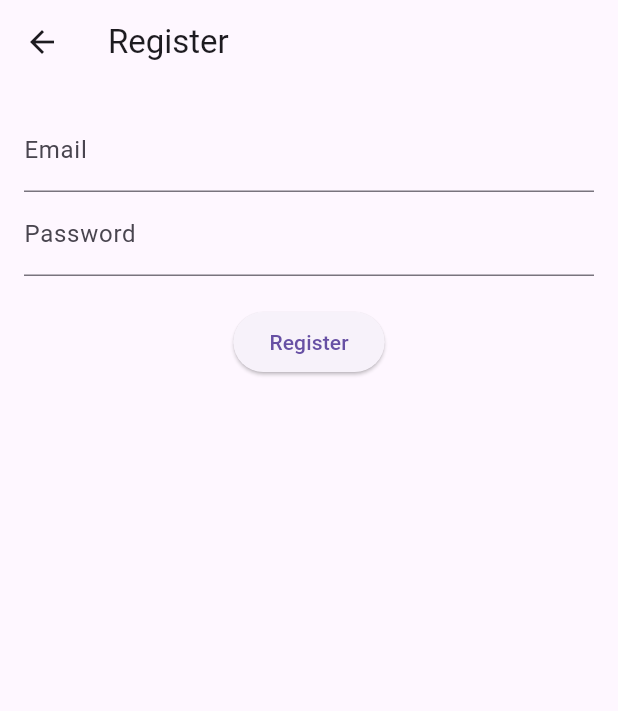
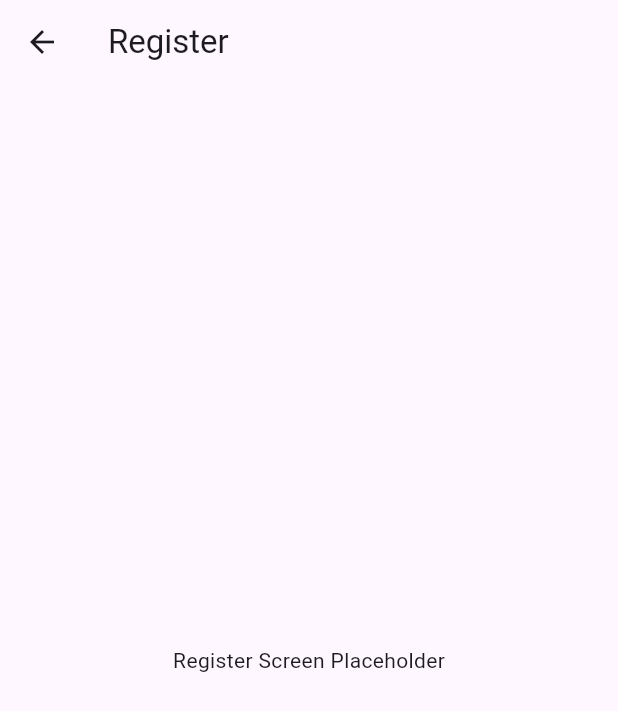
Before and after one commit to JackyZheng070102/class_activity_13, a Flutter app: the screen it shows after launch, after a tap on "Register", on a phone screen of 412 x 824 dp. Shown: the top 711 px of the screen. Run offline on Flutter 3.47's test engine with Material 3 defaults, Android fonts, the phone set to English and light mode, and no system bars; our stand-ins replace firebase_auth, firebase_core; accounts and stored records are empty.

Commit message:
Add main.dart with Firebase initialization and basic auth screens

```diff
--- a/lib/main.dart
+++ b/lib/main.dart
@@ -1,9 +1,7 @@
 import 'package:flutter/material.dart';
 import 'package:firebase_core/firebase_core.dart';
-import 'auth_service.dart';
-import 'register_screen.dart';
-import 'login_screen.dart';
-import 'firebase_options.dart';
+import 'firebase_options.dart'; // Import the generated Firebase options
+import 'auth_service.dart'; // Replace this with your actual auth screen
 
 void main() async {
   WidgetsFlutterBinding.ensureInitialized();
@@ -16,23 +14,23 @@ void main() async {
 class MyApp extends StatelessWidget {
   @override
   Widget build(BuildContext context) {
-    final AuthService authService = AuthService();
     return MaterialApp(
-      title: 'Firebase Auth Demo',
-      home: AuthScreen(authService),
+      title: 'Flutter Auth App',
+      theme: ThemeData(
+        primarySwatch: Colors.blue,
+      ),
+      home: AuthScreen(), // Initial screen for authentication
     );
   }
 }
 
 class AuthScreen extends StatelessWidget {
-  final AuthService authService;
-
-  AuthScreen(this.authService);
-
   @override
   Widget build(BuildContext context) {
     return Scaffold(
-      appBar: AppBar(title: Text("Authentication")),
+      appBar: AppBar(
+        title: Text('Authentication'),
+      ),
       body: Center(
         child: Column(
           mainAxisAlignment: MainAxisAlignment.center,
@@ -42,20 +40,22 @@ class AuthScreen extends StatelessWidget {
                 Navigator.push(
                   context,
                   MaterialPageRoute(
-                      builder: (context) => RegisterScreen(authService)),
+                    builder: (context) => RegisterScreen(),
+                  ),
                 );
               },
-              child: Text("Register"),
+              child: Text('Register'),
             ),
             ElevatedButton(
               onPressed: () {
                 Navigator.push(
                   context,
                   MaterialPageRoute(
-                      builder: (context) => LoginScreen(authService)),
+                    builder: (context) => LoginScreen(),
+                  ),
                 );
               },
-              child: Text("Login"),
+              child: Text('Login'),
             ),
           ],
         ),
@@ -63,3 +63,31 @@ class AuthScreen extends StatelessWidget {
     );
   }
 }
+
+class RegisterScreen extends StatelessWidget {
+  @override
+  Widget build(BuildContext context) {
+    return Scaffold(
+      appBar: AppBar(
+        title: Text('Register'),
+      ),
+      body: Center(
+        child: Text('Register Screen Placeholder'),
+      ),
+    );
+  }
+}
+
+class LoginScreen extends StatelessWidget {
+  @override
+  Widget build(BuildContext context) {
+    return Scaffold(
+      appBar: AppBar(
+        title: Text('Login'),
+      ),
+      body: Center(
+        child: Text('Login Screen Placeholder'),
+      ),
+    );
+  }
+}
```
Also changed, not shown: pubspec.yaml (+5 -73 lines), firebase.json (added), lib/firebase_options.dart (added), pubspec.lock, 6 other files.
